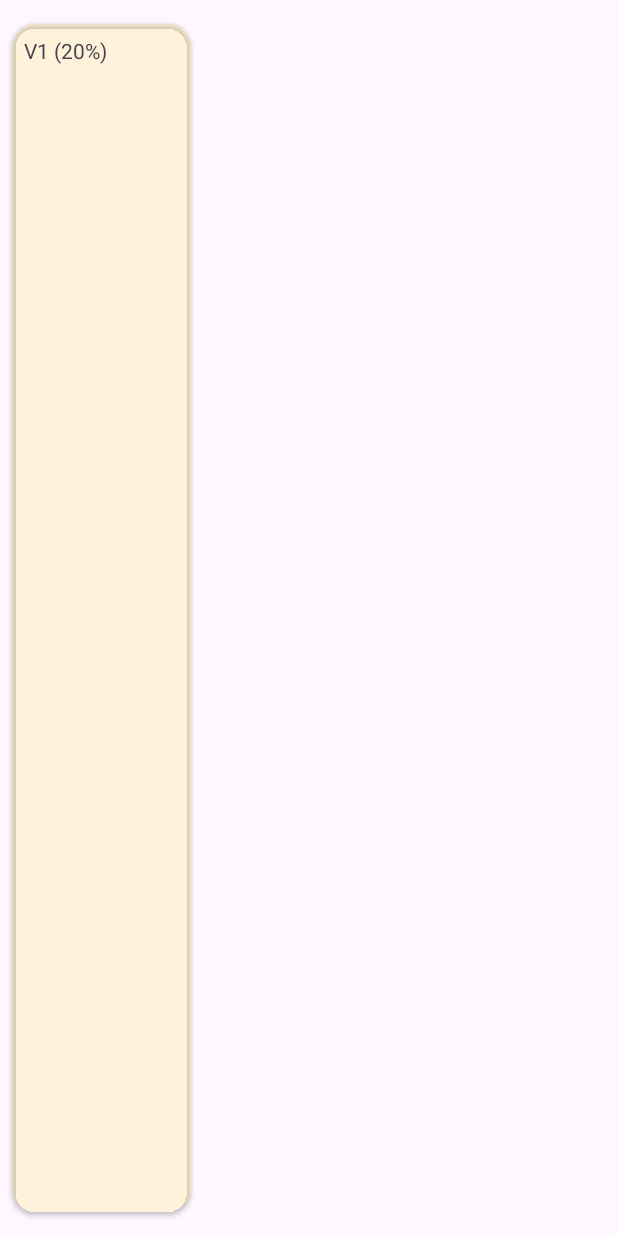
After one commit to KaylR0/Actividades1PMDM, an Android app: the layout item_vertical_color.xml on its own in the app's theme, with its tools: preview values and no code run, on a phone screen of 412 x 824 dp. The commit adds this screen. Run offline under Robolectric (Android 15) with nearby library versions, the phone set to English and light mode, and no system bars.

Commit message:
Iniciadas clases para app colorPalette

```diff
--- /dev/null
+++ b/app/src/main/res/layout/item_vertical_color.xml
@@ -0,0 +1,26 @@
+<?xml version="1.0" encoding="utf-8"?>
+<androidx.cardview.widget.CardView xmlns:android="http://schemas.android.com/apk/res/android"
+    xmlns:app="http://schemas.android.com/apk/res-auto"
+    xmlns:tools="http://schemas.android.com/tools"
+    android:id="@+id/viewContainer"
+    android:layout_width="120dp"
+    android:layout_height="match_parent"
+    app:cardBackgroundColor="@color/v_color1_20"
+    app:cardCornerRadius="16dp"
+    android:layout_marginHorizontal="8dp"
+    android:layout_marginVertical="16dp">
+    <LinearLayout
+        android:layout_width="match_parent"
+        android:layout_height="match_parent"
+        android:gravity="center_vertical"
+        android:layout_margin="8dp"
+        android:orientation="horizontal">
+        <TextView
+            android:layout_width="wrap_content"
+            android:layout_height="wrap_content"
+            android:text="@string/v1_20"
+            android:layout_gravity="start|top"
+            style="bold"
+            ></TextView>
+    </LinearLayout>
+</androidx.cardview.widget.CardView>
```
Also changed, not shown: app/src/main/AndroidManifest.xml (+8 -2 lines), app/src/main/java/com/kaylr/chat/colorPalette/colorPalette.kt (added, +12 -0 lines), app/src/main/res/layout/activity_color_palette.xml (added, +13 -0 lines), app/src/main/res/values/colors.xml (+11 -0 lines), app/src/main/res/values/strings.xml (+11 -0 lines).
